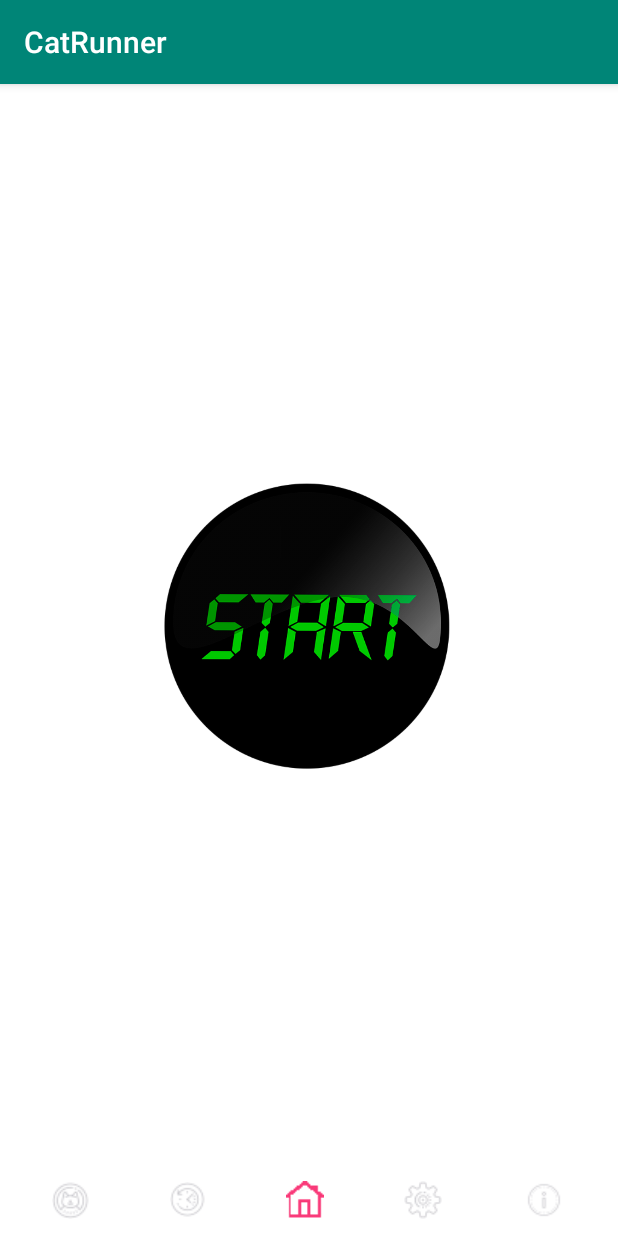
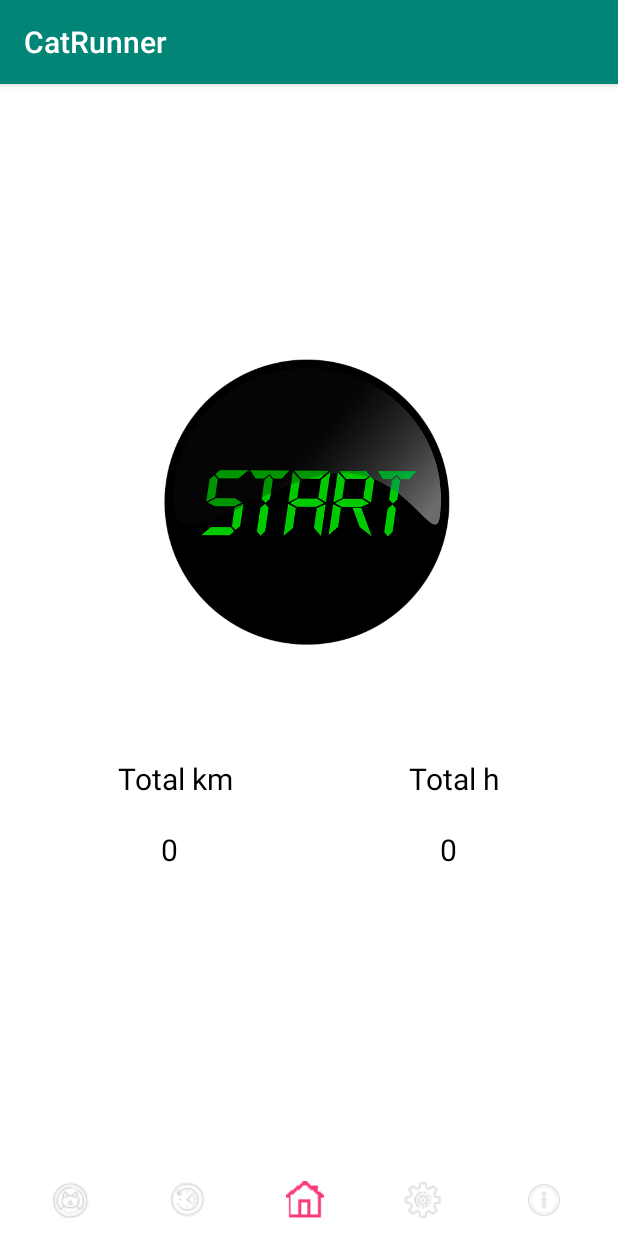
Before and after one commit to ZhenyaVasilevskiy/Catrunner, an Android app: the screen it shows after launch (MainActivity), on a phone screen of 412 x 824 dp. Run offline under Robolectric (Android 15) with nearby library versions, the phone set to English and light mode, and no system bars.

Commit message:
Designed Home and History fragments

```diff
--- a/app/src/main/res/layout/home_fragment.xml
+++ b/app/src/main/res/layout/home_fragment.xml
@@ -1,19 +1,77 @@
 <?xml version="1.0" encoding="utf-8"?>
-<RelativeLayout
+<LinearLayout
     xmlns:android="http://schemas.android.com/apk/res/android"
     android:layout_width="match_parent"
     android:layout_height="match_parent"
     android:background="@color/colorWhite"
+    android:orientation="vertical"
     android:gravity="center">
 
     <ImageButton
         android:id="@+id/btn_start"
         android:layout_width="204dp"
         android:layout_height="204dp"
-        android:src="@drawable/img_btn_start"
+        android:layout_marginBottom="70dp"
+        android:background="?attr/selectableItemBackgroundBorderless"
+        android:gravity="center"
         android:scaleType="centerCrop"
-        android:background="?attr/selectableItemBackgroundBorderless"
-        android:layout_margin="30dp"
-        android:layout_gravity="center"/>
+        android:src="@drawable/img_btn_start" />
 
-</RelativeLayout>
+    <LinearLayout
+        android:layout_width="match_parent"
+        android:layout_height="wrap_content"
+        android:orientation="horizontal"
+        android:layout_marginHorizontal="20dp" >
+
+        <TextView
+            android:layout_width="wrap_content"
+            android:layout_height="wrap_content"
+            android:gravity="center"
+            android:layout_weight="1"
+            android:textColor="@color/colorBlack"
+            android:textSize="20sp"
+            android:text="@string/total_km"/>
+
+        <TextView
+            android:layout_width="wrap_content"
+            android:layout_height="wrap_content"
+            android:layout_weight="1"
+            android:textColor="@color/colorBlack"
+            android:textSize="20sp"
+            android:gravity="center"
+            android:text="@string/total_h"/>
+
+    </LinearLayout>
+
+    <LinearLayout
+        android:layout_width="match_parent"
+        android:layout_height="wrap_content"
+        android:orientation="horizontal"
+        android:layout_marginHorizontal="20dp" >
+
+        <TextView
+            android:id="@+id/total_km"
+            android:layout_width="wrap_content"
+            android:layout_height="wrap_content"
+            android:gravity="center"
+            android:layout_weight="1"
+            android:textColor="@color/colorBlack"
+            android:textSize="20sp"
+            android:layout_margin="20dp"
+            android:text="0"/>
+
+        <TextView
+            android:id="@+id/total_h"
+            android:layout_width="wrap_content"
+            android:layout_height="wrap_content"
+            android:layout_weight="1"
+            android:textColor="@color/colorBlack"
+            android:textSize="20sp"
+            android:layout_margin="20dp"
+            android:gravity="center"
+            android:text="0"/>
+
+    </LinearLayout>
+
+
+</LinearLayout>
--- a/app/src/main/res/values/colors.xml
+++ b/app/src/main/res/values/colors.xml
@@ -3,5 +3,7 @@
     <color name="colorPrimary">#008577</color>
     <color name="colorPrimaryDark">#00574B</color>
     <color name="colorAccent">#D81B60</color>
+    <color name="colorBlack">#000000</color>
+
     <color name="colorWhite">#FFFFFF</color>
 </resources>
--- a/app/src/main/res/values/strings.xml
+++ b/app/src/main/res/values/strings.xml
@@ -4,6 +4,10 @@
     <string name="title_settings">Settings</string>
     <string name="title_history">History</string>
     <string name="title_info">About program</string>
+    <string name="total_km">Total km</string>
+    <string name="total_h">Total h</string>
+    <string name="km">km</string>
+    <string name="h">h</string>
 
     <string name="kek">You are at home</string>
 </resources>
```
Also changed, not shown: app/src/main/res/layout/history_fragment.xml (+57 -5 lines), app/src/main/res/drawable/img_earth.png (added).
